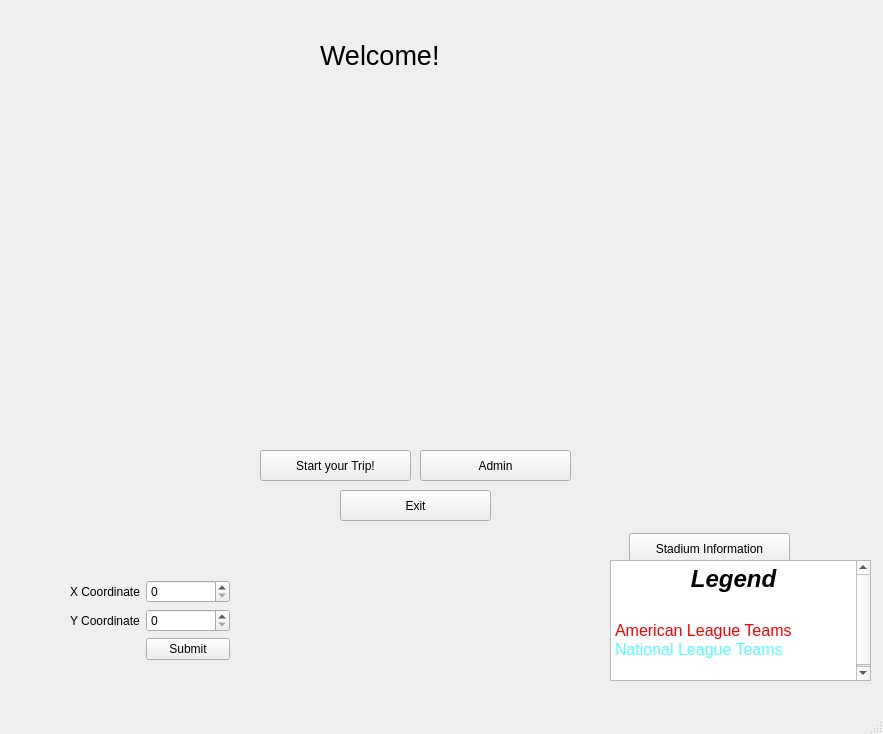
WinterCS003/Project-2, file mainwindow.ui: the form before one commit.
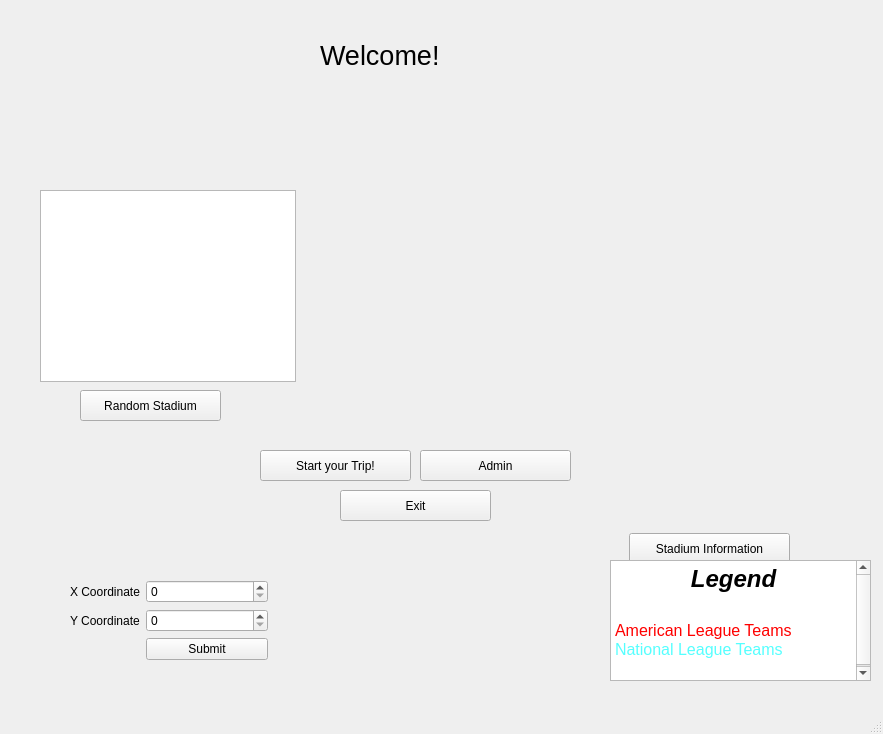
The form after the commit. The open tabs and pages were chosen to show the change. Icons and pictures are not drawn. Custom widgets are drawn as their Qt base class.

```diff
--- a/mainwindow.ui
+++ b/mainwindow.ui
@@ -100,6 +100,29 @@
        <string>Welcome!</string>
       </property>
      </widget>
+     <widget class="QPushButton" name="pushButton_2">
+      <property name="geometry">
+       <rect>
+        <x>70</x>
+        <y>390</y>
+        <width>141</width>
+        <height>31</height>
+       </rect>
+      </property>
+      <property name="text">
+       <string>Random Stadium</string>
+      </property>
+     </widget>
+     <widget class="QListWidget" name="listWidget">
+      <property name="geometry">
+       <rect>
+        <x>30</x>
+        <y>190</y>
+        <width>256</width>
+        <height>192</height>
+       </rect>
+      </property>
+     </widget>
     </widget>
     <widget class="QWidget" name="custWelcomePage">
      <widget class="QLabel" name="custWelcomeLabel">
@@ -1018,8 +1041,8 @@
      <rect>
       <x>70</x>
       <y>580</y>
-      <width>160</width>
-      <height>80</height>
+      <width>198</width>
+      <height>86</height>
      </rect>
     </property>
     <layout class="QFormLayout" name="coordinate">
```
Left out of the diff: 30 changed lines with no effect on the pictures.
